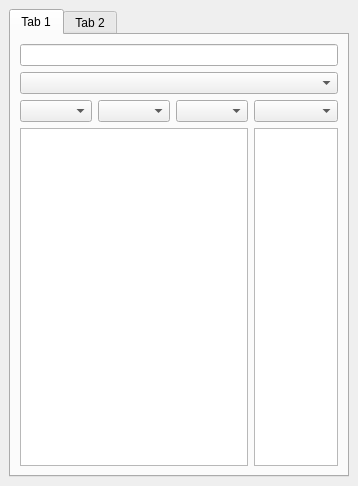
Old version of the form src/panel/leftpanel/leftpanel.ui in the repository axsapronov/QSopherim.
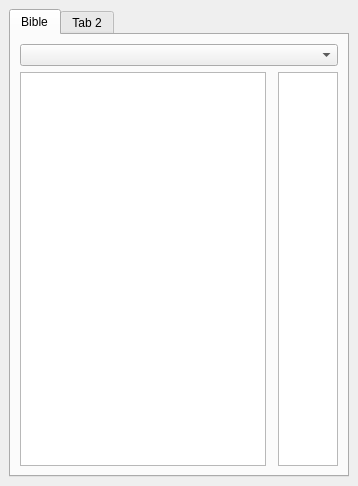
New version of the form.

Patch:
```diff
--- a/src/panel/leftpanel/leftpanel.ui
+++ b/src/panel/leftpanel/leftpanel.ui
@@ -22,25 +22,13 @@
       </property>
       <widget class="QWidget" name="tab">
        <attribute name="title">
-        <string>Tab 1</string>
+        <string>Bible</string>
        </attribute>
        <layout class="QGridLayout" name="gridLayout_2">
-        <item row="1" column="0" colspan="4">
+        <item row="0" column="0" colspan="3">
          <widget class="QComboBox" name="comBModules"/>
         </item>
-        <item row="2" column="0">
-         <widget class="QComboBox" name="comB"/>
-        </item>
-        <item row="2" column="1">
-         <widget class="QComboBox" name="comB_2"/>
-        </item>
-        <item row="2" column="2">
-         <widget class="QComboBox" name="comB_4"/>
-        </item>
-        <item row="2" column="3">
-         <widget class="QComboBox" name="comB_3"/>
-        </item>
-        <item row="3" column="0" colspan="3">
+        <item row="1" column="0">
          <widget class="QTableView" name="tableBook">
           <property name="editTriggers">
            <set>QAbstractItemView::NoEditTriggers</set>
@@ -62,8 +50,27 @@
           </attribute>
          </widget>
         </item>
-        <item row="3" column="3">
+        <item row="1" column="1">
+         <spacer name="horizontalSpacer">
+          <property name="orientation">
+           <enum>Qt::Horizontal</enum>
+          </property>
+          <property name="sizeHint" stdset="0">
+           <size>
+            <width>1</width>
+            <height>20</height>
+           </size>
+          </property>
+         </spacer>
+        </item>
+        <item row="1" column="2">
          <widget class="QTableView" name="tableChapter">
+          <property name="maximumSize">
+           <size>
+            <width>60</width>
+            <height>16777215</height>
+           </size>
+          </property>
           <property name="editTriggers">
            <set>QAbstractItemView::NoEditTriggers</set>
           </property>
@@ -87,9 +94,6 @@
           </attribute>
          </widget>
         </item>
-        <item row="0" column="0" colspan="4">
-         <widget class="QLineEdit" name="LE"/>
-        </item>
        </layout>
       </widget>
       <widget class="QWidget" name="tab_2">
```
